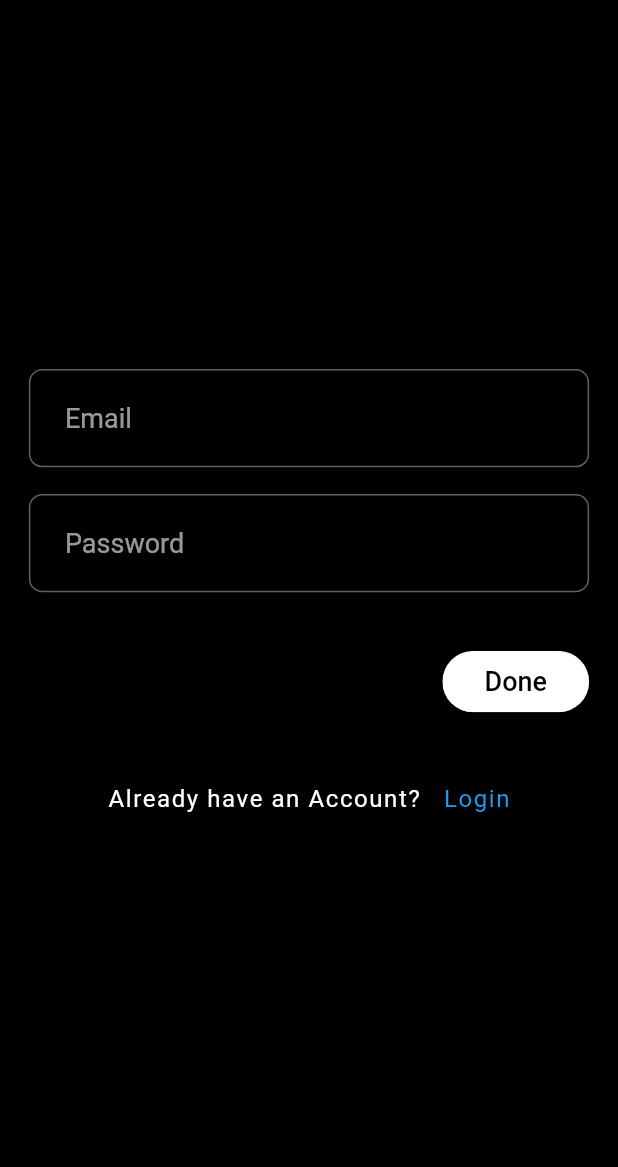
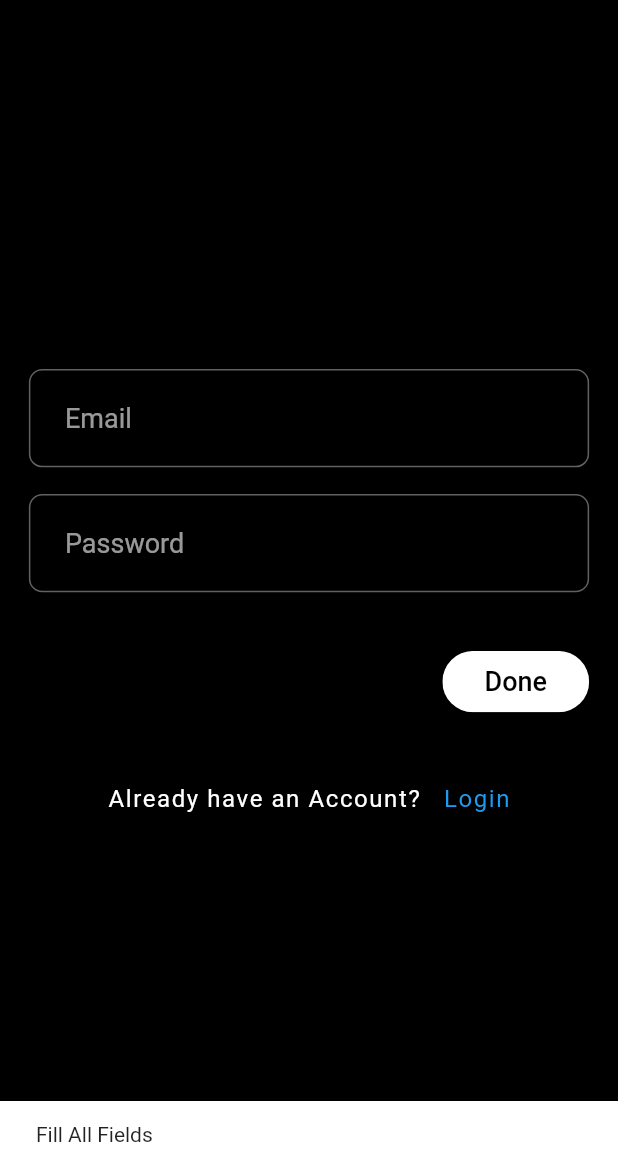
Before and after one commit to DARK-PROGRAMMER-I/twitter_app, a Flutter app: the screen it shows after launch, after a tap on "Done", on a phone screen of 412 x 824 dp, the part 69-1236 px from its top. Run offline on Flutter 3.47's test engine with Material 2 defaults, Android fonts, the phone set to English and light mode, and no system bars; our stand-ins replace appwrite, flutter_riverpod, flutter_screenutil, flutter_svg, fpdart.

```diff
--- a/lib/features/auth/view/signup_view.dart
+++ b/lib/features/auth/view/signup_view.dart
@@ -1,22 +1,38 @@
 import 'package:flutter/gestures.dart';
+import 'package:flutter_riverpod/flutter_riverpod.dart';
+import 'package:twitter_clone/features/auth/controllers/auth_controller.dart';
 import 'package:twitter_clone/features/auth/widgets/auth_field.dart';
+import 'package:twitter_clone/utils/utils.dart';
 
 import '../../../routes/route_manager.dart';
 import '../../../utils/common/exports.dart';
 import '../../../utils/constants/constants.dart';
 import '../../../utils/theme/theme.dart';
 
-class SignupView extends StatefulWidget {
+class SignupView extends ConsumerStatefulWidget {
   const SignupView({Key? key}) : super(key: key);
 
   @override
-  State<SignupView> createState() => _SignupViewState();
+  ConsumerState<SignupView> createState() => _SignupViewState();
 }
 
-class _SignupViewState extends State<SignupView> {
+class _SignupViewState extends ConsumerState<SignupView> {
   final TextEditingController _emailCtr = TextEditingController();
   final TextEditingController _passCtr = TextEditingController();
 
+  void signUp(){
+    if(_emailCtr.text.isNotEmpty && _passCtr.text.isNotEmpty){
+      ref.read(authControllerProvider.notifier).
+      signup(
+          email: _emailCtr.text,
+          password: _passCtr.text,
+          context: context
+      );
+    }else{
+      showSnakBacr(context, 'Fill All Fields');
+    }
+
+  }
 
   @override
   void dispose() {
@@ -55,7 +71,7 @@ class _SignupViewState extends State<SignupView> {
                     alignment: Alignment.centerRight,
                     child: RoundedSmallButton(
                       title: 'Done',
-                      onTap: () {  },
+                      onTap: signUp,
                     ),
                   ),
                   SizedBox(
--- a/lib/utils/constants/appwrite_constants.dart
+++ b/lib/utils/constants/appwrite_constants.dart
@@ -1,5 +1,5 @@
 class AppwriteConstants {
   static const String databaseId = "63d76c7658e005270d87";
   static const String projectId = "63d769b68ed50129f51b";
-  static const String endPoint = "http://localhost/v1";
+  static const String endPoint = "http://127.0.0.1/v1";
 }
```
